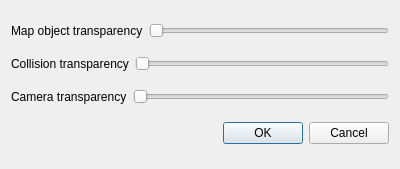
First picture: the form in Source/transparencydialog.ui, repository AliveTeam/qt-editor, before the edit.
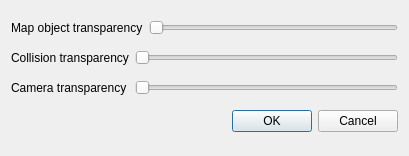
Second picture: the form after the edit.

Patch:
```diff
--- a/Source/transparencydialog.ui
+++ b/Source/transparencydialog.ui
@@ -6,24 +6,22 @@
    <rect>
     <x>0</x>
     <y>0</y>
-    <width>400</width>
-    <height>169</height>
+    <width>409</width>
+    <height>156</height>
    </rect>
   </property>
   <property name="windowTitle">
    <string>Object transparency</string>
   </property>
-  <layout class="QVBoxLayout" name="verticalLayout">
-   <item>
-    <layout class="QHBoxLayout" name="horizontalLayout">
-     <item>
+  <layout class="QGridLayout" name="gridLayout">
+   <item row="0" column="0" colspan="2">
       <widget class="QLabel" name="label">
        <property name="text">
         <string>Map object transparency</string>
        </property>
       </widget>
      </item>
-     <item>
+   <item row="0" column="2">
       <widget class="QSlider" name="sliderMapObjects">
        <property name="minimum">
         <number>10</number>
@@ -36,18 +34,14 @@
        </property>
       </widget>
      </item>
-    </layout>
-   </item>
-   <item>
-    <layout class="QHBoxLayout" name="horizontalLayout_2">
-     <item>
+   <item row="1" column="0">
       <widget class="QLabel" name="label_2">
        <property name="text">
         <string>Collision transparency</string>
        </property>
       </widget>
      </item>
-     <item>
+   <item row="1" column="1" colspan="2">
       <widget class="QSlider" name="sliderMapCollision">
        <property name="minimum">
         <number>10</number>
@@ -60,18 +54,14 @@
        </property>
       </widget>
      </item>
-    </layout>
-   </item>
-   <item>
-    <layout class="QHBoxLayout" name="horizontalLayout_3">
-     <item>
+   <item row="2" column="0">
       <widget class="QLabel" name="label_3">
        <property name="text">
         <string>Camera transparency</string>
        </property>
       </widget>
      </item>
-     <item>
+   <item row="2" column="1" colspan="2">
       <widget class="QSlider" name="sliderCamera">
        <property name="minimum">
         <number>10</number>
@@ -84,9 +74,7 @@
        </property>
       </widget>
      </item>
-    </layout>
-   </item>
-   <item>
+   <item row="3" column="0" colspan="3">
     <widget class="QDialogButtonBox" name="buttonBox">
      <property name="orientation">
       <enum>Qt::Horizontal</enum>
```
Lines whose indentation alone changed are shown as unchanged.
